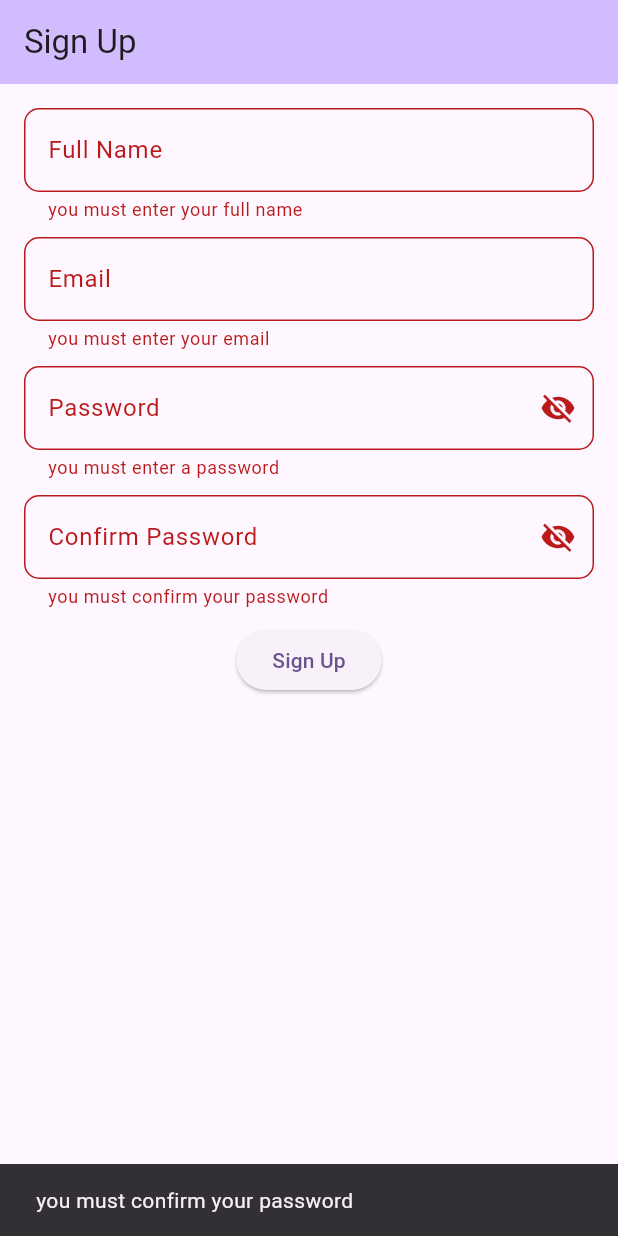
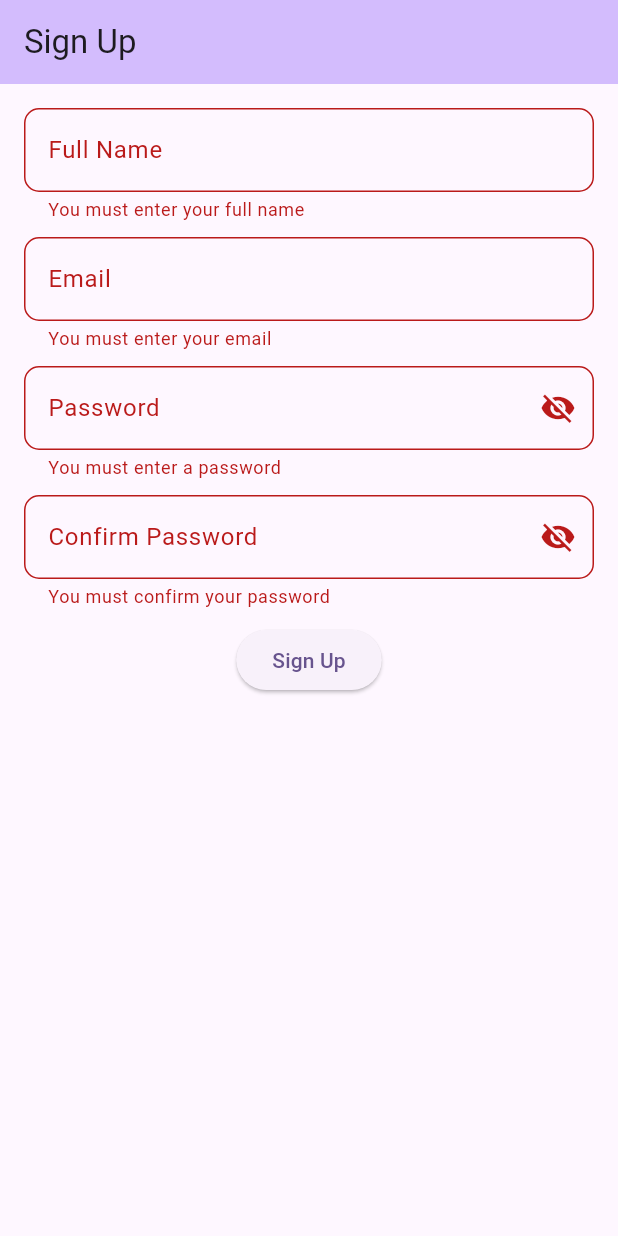
Before and after one commit to hanaessam/simple_shopping_interface, a Flutter app: the screen it shows after launch, after a tap on "Sign Up", on a phone screen of 412 x 824 dp. Run offline on Flutter 3.47's test engine with Material 3 defaults, Android fonts, the light colour scheme and no system bars.

Commit message:
animations

```diff
--- a/lib/main.dart
+++ b/lib/main.dart
@@ -1,6 +1,5 @@
 import 'package:flutter/material.dart';
-import 'package:simple_shopping_interface/shopping_page.dart';
-import 'package:simple_shopping_interface/sign_up_page.dart';
+import 'package:simple_shopping_interface/page_animations.dart';
 
 void main() {
   runApp(const MyApp());
@@ -17,7 +16,7 @@ class MyApp extends StatelessWidget {
         colorScheme: ColorScheme.fromSeed(seedColor: Colors.deepPurple),
         useMaterial3: true,
       ),
-      home: SignUpPage(),
+      home: PageAnimation(),
     );
   }
 }
--- /dev/null
+++ b/lib/page_animations.dart
@@ -0,0 +1,46 @@
+import 'package:flutter/material.dart';
+import 'package:simple_shopping_interface/shopping_page.dart';
+import 'package:simple_shopping_interface/sign_up_page.dart';
+
+// widget to cntrol the page animation
+class PageAnimation extends StatefulWidget {
+  const PageAnimation({super.key});
+
+  @override
+  State<PageAnimation> createState() => _PageAnimationState();
+}
+
+class _PageAnimationState extends State<PageAnimation> {
+  // flag to show sign up page
+  bool showSignUp = true;
+
+  @override
+  Widget build(BuildContext context) {
+    return Scaffold(
+      body: Stack(
+        children: [
+          // sign up page fades out
+          AnimatedOpacity(
+            opacity: showSignUp ? 1.0 : 0.0,
+            duration: const Duration(seconds: 5),
+            child: showSignUp
+                ? SignUpPage(onSignUpComplete: () {
+                    setState(() {
+                      showSignUp = false;
+                    });
+                  })
+                : Container(),
+          ),
+
+          // shopping page fades in
+          AnimatedOpacity(
+            opacity: showSignUp ? 0.0 : 1.0,
+            duration: const Duration(seconds: 1),
+            child:
+                showSignUp ? Container() : ShoppingPage(title: 'Shopping Page'),
+          ),
+        ],
+      ),
+    );
+  }
+}
--- a/lib/sign_up_page.dart
+++ b/lib/sign_up_page.dart
@@ -1,8 +1,11 @@
 import 'package:flutter/material.dart';
 import 'package:simple_shopping_interface/shopping_page.dart';
 
+
 class SignUpPage extends StatefulWidget {
-  const SignUpPage({super.key});
+  final VoidCallback onSignUpComplete;
+
+  const SignUpPage({super.key, required this.onSignUpComplete});
 
   @override
   State<SignUpPage> createState() => _SignUpPageState();
@@ -10,15 +13,13 @@ class SignUpPage extends StatefulWidget {
 
 class _SignUpPageState extends State<SignUpPage> {
   final _formKey = GlobalKey<FormState>();
+  final TextEditingController fullNameController = TextEditingController();
+  final TextEditingController emailController = TextEditingController();
+  final TextEditingController passwordController = TextEditingController();
+  final TextEditingController confirmPasswordController =
+      TextEditingController();
 
-  TextEditingController fullNameController = TextEditingController();
-  TextEditingController emailController = TextEditingController();
-  TextEditingController passwordController = TextEditingController();
-  TextEditingController confirmPasswordController = TextEditingController();
-
-  // string to hold error message
   String errorMessage = '';
-
   bool isPassword = true;
 
   @override
@@ -44,21 +45,16 @@ class _SignUpPageState extends State<SignUpPage> {
                         hintText: 'Enter your full name',
                         border: OutlineInputBorder(
                           borderRadius: BorderRadius.all(Radius.circular(10)),
-                          )),
+                        ),
+                      ),
                       validator: (value) {
-                        // validate that first letter is capital
-                        // first ensure that string is not null before accessing the first letter
                         if (value == null || value.isEmpty) {
-                          errorMessage = 'you must enter your full name';
-                          return errorMessage;
+                          return 'You must enter your full name';
                         }
-                        var firstLetter = value[0];
-                        if (firstLetter == firstLetter.toUpperCase()) {
+                        if (value[0] != value[0].toUpperCase()) {
+                          return 'First letter must be capital';
+                        }
                         return null;
-                        } else {
-                          errorMessage = 'first letter must be capital';
-                          return errorMessage;
-                        }
                       },
                     ),
                     const SizedBox(height: 10),
@@ -69,20 +65,16 @@ class _SignUpPageState extends State<SignUpPage> {
                         hintText: 'Enter your email',
                         border: OutlineInputBorder(
                           borderRadius: BorderRadius.all(Radius.circular(10)),
-                          )),
+                        ),
+                      ),
                       validator: (value) {
-                        // validate that email contains @
-
                         if (value == null || value.isEmpty) {
-                          errorMessage = 'you must enter your email';
-                          return errorMessage;
+                          return 'You must enter your email';
                         }
-                        if (value.contains('@')) {
+                        if (!value.contains('@')) {
+                          return 'Email must contain @ symbol';
+                        }
                         return null;
-                        } else {
-                          errorMessage = 'email must contain @ symbol';
-                          return errorMessage;
-                        }
                       },
                     ),
                     const SizedBox(height: 10),
@@ -107,19 +99,13 @@ class _SignUpPageState extends State<SignUpPage> {
                         ),
                       ),
                       validator: (value) {
-                        // validate that password is at least 6 characters
-
                         if (value == null || value.isEmpty) {
-                          errorMessage = 'you must enter a password';
-                          return errorMessage;
+                          return 'You must enter a password';
                         }
-                        if (value!.length >= 6) {
+                        if (value.length < 6) {
+                          return 'Password must be at least 6 characters';
+                        }
                         return null;
-                        } else {
-                          errorMessage =
-                              'password must be at least 8 characters';
-                          return errorMessage;
-                        }
                       },
                     ),
                     const SizedBox(height: 10),
@@ -139,37 +125,24 @@ class _SignUpPageState extends State<SignUpPage> {
                               ? Icons.visibility_off
                               : Icons.visibility),
                         ),
-                        border: OutlineInputBorder(
+                        border: const OutlineInputBorder(
                           borderRadius: BorderRadius.all(Radius.circular(10)),
                         ),
                       ),
                       validator: (value) {
-                        // validate that password and confirm password match
-
                         if (value == null || value.isEmpty) {
-                          errorMessage = 'you must confirm your password';
-                          return errorMessage;
+                          return 'You must confirm your password';
                         }
-                        if (value == passwordController.text) {
+                        if (value != passwordController.text) {
+                          return 'Passwords do not match';
+                        }
                         return null;
-                        } else {
-                          errorMessage = 'passwords do not match';
-                          return errorMessage;
-                        }
                       },
                     ),
                     const SizedBox(height: 10),
                     ElevatedButton(
                       onPressed: () {
-                        final fullName = fullNameController.text;
-                        final email = emailController.text;
-                        final password = passwordController.text;
-                        final confirmPassword = confirmPasswordController.text;
-                        if (_formKey.currentState!.validate() &&
-                            fullName.isNotEmpty &&
-                            email.isNotEmpty &&
-                            password.isNotEmpty &&
-                            confirmPassword.isNotEmpty) {
+                        if (_formKey.currentState!.validate()) {
                           showDialog(
                             context: context,
                             builder: (BuildContext context) {
@@ -181,24 +154,13 @@ class _SignUpPageState extends State<SignUpPage> {
                                   TextButton(
                                     onPressed: () {
                                       Navigator.of(context).pop();
-                                      Navigator.push(
-                                        context,
-                                        MaterialPageRoute(
-                                            builder: (context) => ShoppingPage(
-                                                title: 'Shopping Page')),
-                                      );
+                                      widget.onSignUpComplete();
                                     },
                                     child: const Text('Close'),
                                   ),
                                 ],
                               );
                             },
-                          );
-                        } else {
-
-
-                          ScaffoldMessenger.of(context).showSnackBar(
-                            SnackBar(content: Text(errorMessage)),
                           );
                         }
                       },
```
Also changed, not shown: 1 other file. Lines whose indentation alone changed are shown as unchanged.
